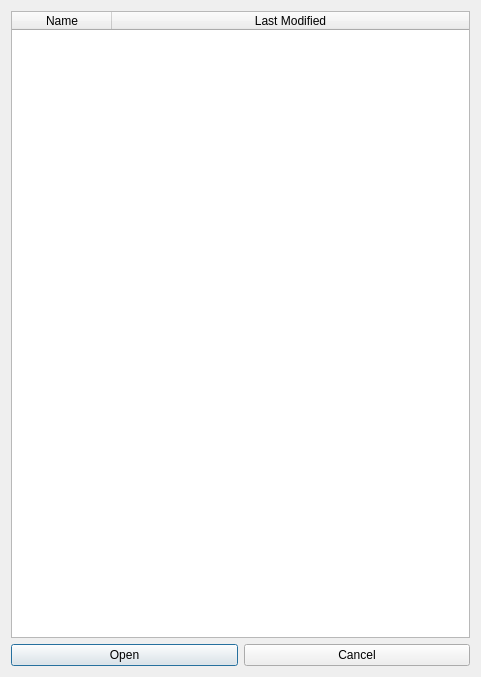
Qt form Patients/Resources/UI/PatientListDialog.ui (NousNav/SlicerOpenNav) before a commit.
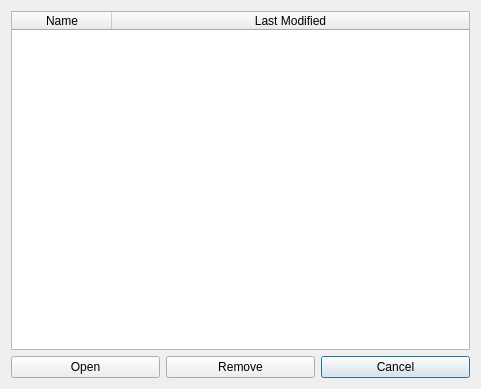
The same form after that commit.

Commit message:
ENH: Add remove button for cases list
Closes #357

What changed in the file:
```diff
--- a/Patients/Resources/UI/PatientListDialog.ui
+++ b/Patients/Resources/UI/PatientListDialog.ui
@@ -7,28 +7,14 @@
     <x>0</x>
     <y>0</y>
     <width>481</width>
-    <height>677</height>
+    <height>389</height>
    </rect>
   </property>
   <property name="windowTitle">
    <string>Open Existing Patient</string>
   </property>
   <layout class="QGridLayout" name="gridLayout">
-   <item row="1" column="0">
-    <widget class="QPushButton" name="OpenButton">
-     <property name="text">
-      <string>Open</string>
-     </property>
-    </widget>
-   </item>
-   <item row="1" column="1">
-    <widget class="QPushButton" name="CancelButton">
-     <property name="text">
-      <string>Cancel</string>
-     </property>
-    </widget>
-   </item>
-   <item row="0" column="0" colspan="2">
+   <item row="0" column="0" colspan="3">
     <widget class="QTableWidget" name="CasesTableWidgetDialog">
      <property name="editTriggers">
       <set>QAbstractItemView::NoEditTriggers</set>
@@ -57,6 +43,27 @@
      </column>
     </widget>
    </item>
+   <item row="1" column="2">
+    <widget class="QPushButton" name="CancelButton">
+     <property name="text">
+      <string>Cancel</string>
+     </property>
+    </widget>
+   </item>
+   <item row="1" column="0">
+    <widget class="QPushButton" name="OpenButton">
+     <property name="text">
+      <string>Open</string>
+     </property>
+    </widget>
+   </item>
+   <item row="1" column="1">
+    <widget class="QPushButton" name="RemoveButton">
+     <property name="text">
+      <string>Remove</string>
+     </property>
+    </widget>
+   </item>
   </layout>
  </widget>
  <resources/>
```
The commit also changes 2 other files.
